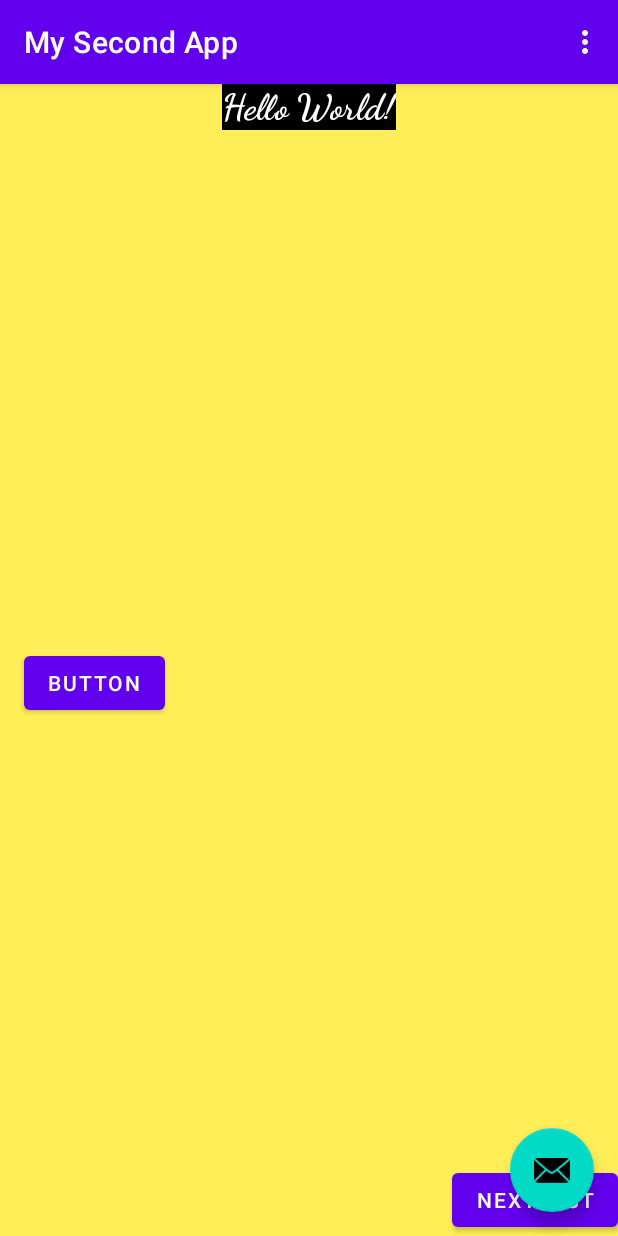
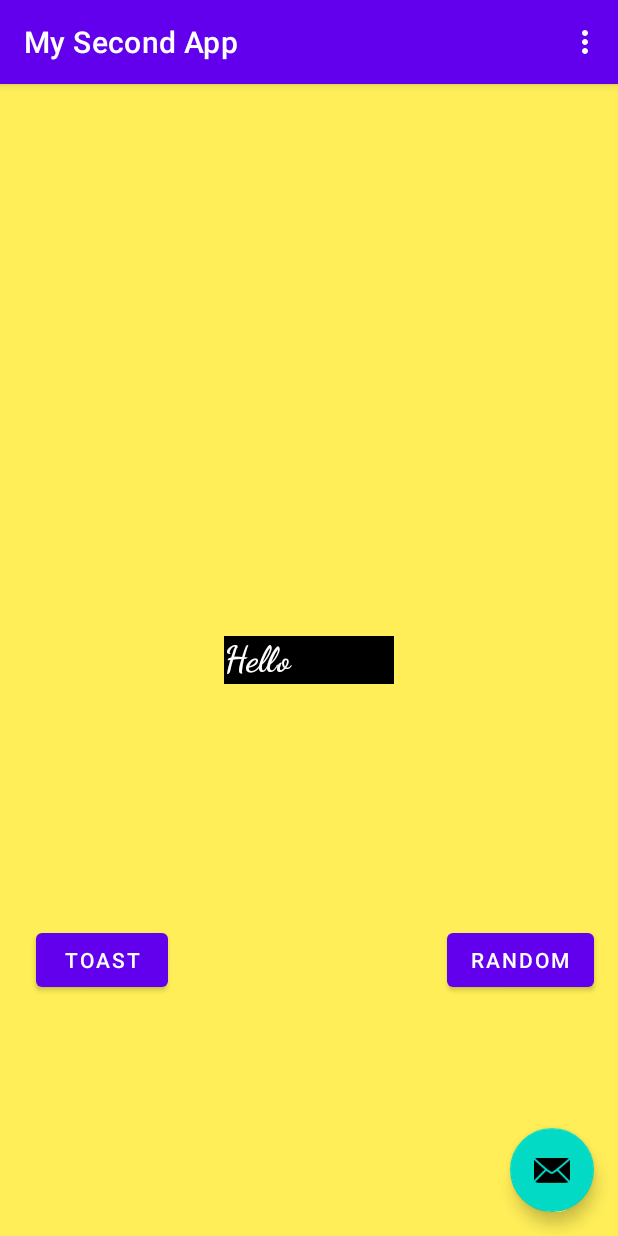
Before and after one commit to hanssenstijn/MySecondApp, an Android app: the screen it shows after launch (MainActivity), on a phone screen of 412 x 824 dp. Run offline under Robolectric (Android 15) with nearby library versions, the phone set to English and light mode, and no system bars.

Commit message:
define place & id button in xml files

```diff
--- a/app/src/main/java/com/example/mysecondapp/FirstFragment.java
+++ b/app/src/main/java/com/example/mysecondapp/FirstFragment.java
@@ -23,7 +23,7 @@ public class FirstFragment extends Fragment {
     public void onViewCreated(@NonNull View view, Bundle savedInstanceState) {
         super.onViewCreated(view, savedInstanceState);
 
-        view.findViewById(R.id.button_first).setOnClickListener(new View.OnClickListener() {
+        view.findViewById(R.id.random_button).setOnClickListener(new View.OnClickListener() {
             @Override
             public void onClick(View view) {
                 NavHostFragment.findNavController(FirstFragment.this)
--- a/app/src/main/res/layout/fragment_first.xml
+++ b/app/src/main/res/layout/fragment_first.xml
@@ -9,35 +9,41 @@
 
     <TextView
         android:id="@+id/textview_first"
-        android:layout_width="wrap_content"
-        android:layout_height="wrap_content"
+        android:layout_width="113dp"
+        android:layout_height="32dp"
         android:background="@color/black"
         android:fontFamily="cursive"
         android:text="@string/hello_first_fragment"
         android:textColor="@android:color/white"
         android:textSize="24sp"
         android:textStyle="bold"
+        app:layout_constraintBottom_toBottomOf="parent"
         app:layout_constraintEnd_toEndOf="parent"
         app:layout_constraintStart_toStartOf="parent"
         app:layout_constraintTop_toTopOf="parent" />
 
     <Button
-        android:id="@+id/button_first"
+        android:id="@+id/random_button"
         android:layout_width="wrap_content"
         android:layout_height="wrap_content"
-        android:text="@string/next"
+        android:layout_marginTop="16dp"
+        android:layout_marginEnd="16dp"
+        android:layout_marginRight="16dp"
+        android:layout_marginBottom="16dp"
+        android:text="@string/random_button_text"
         app:layout_constraintBottom_toBottomOf="parent"
-        app:layout_constraintEnd_toEndOf="parent" />
+        app:layout_constraintEnd_toEndOf="parent"
+        app:layout_constraintTop_toBottomOf="@+id/textview_first" />
 
     <Button
         android:id="@+id/toast_button"
         android:layout_width="wrap_content"
         android:layout_height="wrap_content"
-        android:layout_marginStart="16dp"
-        android:layout_marginLeft="16dp"
+        android:layout_marginStart="24dp"
+        android:layout_marginLeft="24dp"
         android:layout_marginTop="16dp"
         android:layout_marginBottom="16dp"
-        android:text="Button"
+        android:text="@string/toast_button_text"
         app:layout_constraintBottom_toBottomOf="parent"
         app:layout_constraintStart_toStartOf="parent"
         app:layout_constraintTop_toBottomOf="@+id/textview_first" />
--- a/app/src/main/res/values/strings.xml
+++ b/app/src/main/res/values/strings.xml
@@ -4,9 +4,10 @@
     <!-- Strings used for fragments for navigation -->
     <string name="first_fragment_label">First Fragment</string>
     <string name="second_fragment_label">Second Fragment</string>
-    <string name="next">NextTest</string>
     <string name="previous">Previous</string>
 
     <string name="hello_first_fragment">Hello World!</string>
     <string name="hello_second_fragment">Hello second fragment. Arg: %1$s</string>
+    <string name="toast_button_text">Toast</string>
+    <string name="random_button_text">Random</string>
 </resources>
```
